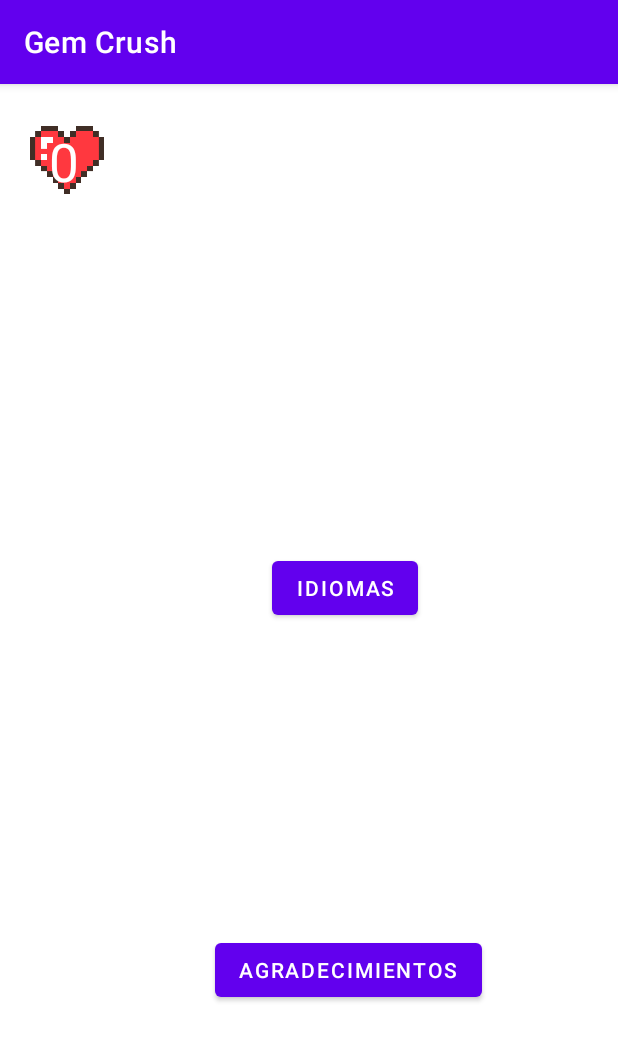
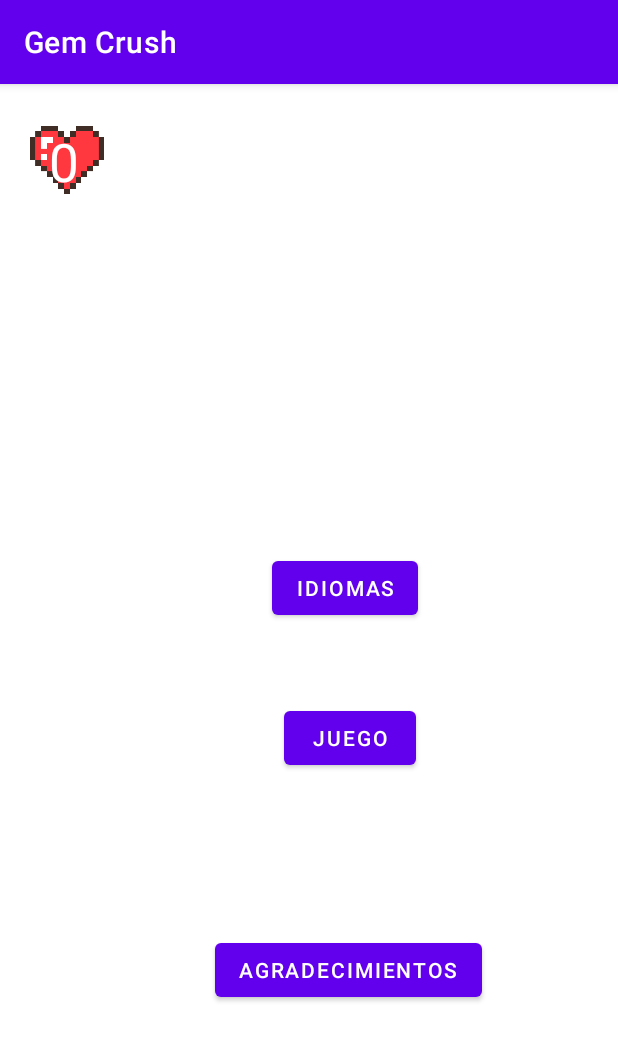
Before and after one commit to ekaitxu/GemCrush, an Android app: the Inicio screen opened directly, with no data from a screen before it, on a phone screen of 412 x 824 dp. Shown: the top 1041 px of the screen. Run offline under Robolectric (Android 15) with nearby library versions, the phone set to English and light mode, and no system bars.

```diff
--- a/app/src/main/java/com/proyecto/gemcrush/Inicio.java
+++ b/app/src/main/java/com/proyecto/gemcrush/Inicio.java
@@ -47,6 +47,7 @@
 
         Button btnAgradecimientos = findViewById(R.id.btnAgradecimientos);
         Button btnIdiomas = findViewById(R.id.btnIdiomas);
+        Button btnJuegos = findViewById(R.id.btnJuego);
         tvVidas = findViewById(R.id.tvVida);
         tvTiempo = findViewById(R.id.tvTiempo);
         Context context = this;
@@ -60,6 +61,14 @@
                 finish();
             }
         });
+        btnJuegos.setOnClickListener(new View.OnClickListener() {
+            @Override
+            public void onClick(View v) {
+                Intent intent = new Intent(Inicio.this, JuegoActivity.class);
+                startActivity(intent);
+                finish();
+            }
+        });
     }
     public void gestionarVidas(){
 
--- a/app/src/main/res/layout/activity_inicio.xml
+++ b/app/src/main/res/layout/activity_inicio.xml
@@ -30,6 +30,19 @@
         app:layout_constraintBottom_toBottomOf="parent"
         app:layout_constraintEnd_toEndOf="parent"
         app:layout_constraintHorizontal_bias="1.0"
+        app:layout_constraintStart_toStartOf="parent" />
+
+    <Button
+        android:id="@+id/btnJuego"
+        android:layout_width="wrap_content"
+        android:layout_height="wrap_content"
+        android:layout_marginStart="185dp"
+        android:layout_marginEnd="133dp"
+        android:layout_marginBottom="308dp"
+        android:text="Juego"
+        app:layout_constraintBottom_toBottomOf="parent"
+        app:layout_constraintEnd_toEndOf="parent"
+        app:layout_constraintHorizontal_bias="0.75"
         app:layout_constraintStart_toStartOf="parent" />
 
     <ImageView
```
